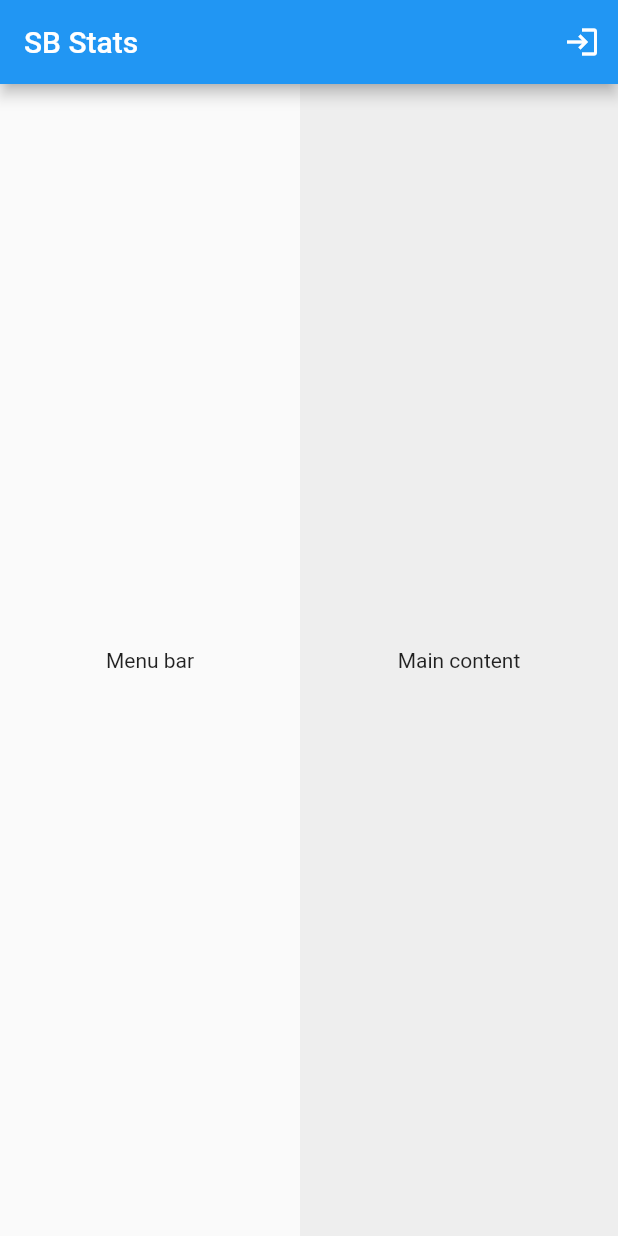
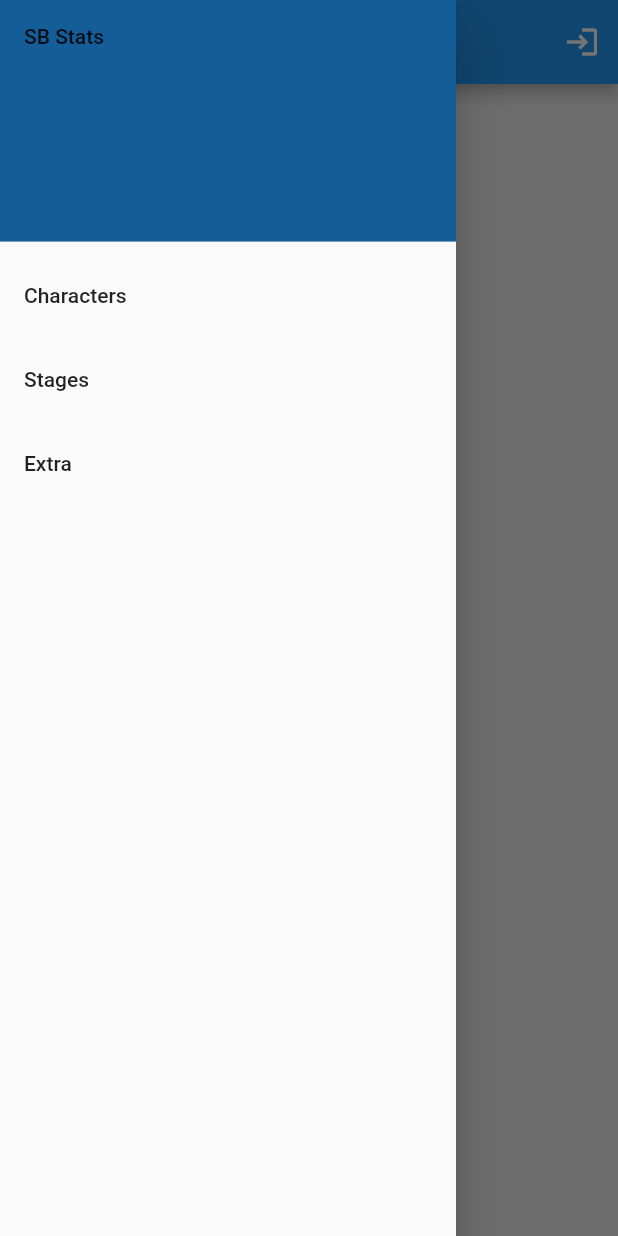
Before and after one commit to Affergot/Smash-Bros-Application, a Flutter app: the screen it shows after launch, with the side drawer open (before the commit the screen has no drawer), on a phone screen of 412 x 824 dp. Run offline on Flutter 3.47's test engine with Material 2 defaults, Android fonts, the phone set to English and light mode, and no system bars; our stand-ins replace firebase_auth, firebase_core; accounts and stored records are empty.

Commit message:
Update main.dart
Added a menu tab thing that works

```diff
--- a/ssbu_stats_app/lib/main.dart
+++ b/ssbu_stats_app/lib/main.dart
@@ -17,7 +17,7 @@ class MyApp extends StatelessWidget {
       theme: ThemeData(
         primarySwatch: Colors.blue,
       ),
-      home: HomePage(
+      home: const HomePage(
         title: '',
       ),
     );
@@ -45,21 +45,27 @@ class HomePage extends StatelessWidget {
           ),
         ],
       ),
+      drawer: Drawer(
+        child: ListView(
+          padding: EdgeInsets.zero,
+          children: [
+            const DrawerHeader(
+              decoration:
+                  BoxDecoration(color: Color.fromARGB(255, 20, 93, 153)),
+              child: Text('SB Stats'),
+            ),
+            ListTile(title: const Text("Characters"), onTap: () {}),
+            ListTile(title: const Text("Stages"), onTap: () {}),
+            ListTile(title: const Text("Extra"), onTap: () {}),
+          ],
+        ),
+      ),
       body: Row(
         children: [
-          Container(
-            width: 200,
-            child: Column(
-              mainAxisAlignment: MainAxisAlignment.center,
-              children: [
-                Text('Menu bar'),
-              ],
-            ),
-          ),
           Expanded(
             child: Container(
               color: Colors.grey[200],
-              child: Center(
+              child: const Center(
                 child: Text('Main content'),
               ),
             ),
@@ -90,7 +96,7 @@ class _LoginPageState extends State<LoginPage> {
       // Login successful, navigate to home screen
       Navigator.pushReplacement(
         context,
-        MaterialPageRoute(builder: (context) => HomePage()),
+        MaterialPageRoute(builder: (context) => const HomePage()),
       );
     } on FirebaseAuthException catch (e) {
       if (e.code == 'user-not-found') {
@@ -105,10 +111,10 @@ class _LoginPageState extends State<LoginPage> {
   Widget build(BuildContext context) {
     return Scaffold(
       appBar: AppBar(
-        title: Text('Login'),
+        title: const Text('Login'),
       ),
       body: Padding(
-        padding: EdgeInsets.all(16),
+        padding: const EdgeInsets.all(16),
         child: Form(
           key: _formKey,
           child: Column(
@@ -116,7 +122,7 @@ class _LoginPageState extends State<LoginPage> {
             children: [
               TextFormField(
                 controller: _emailController,
-                decoration: InputDecoration(labelText: 'Email'),
+                decoration: const InputDecoration(labelText: 'Email'),
                 validator: (value) {
                   if (value?.isEmpty ?? true) {
                     return 'Please enter your email';
@@ -124,10 +130,10 @@ class _LoginPageState extends State<LoginPage> {
                   return null;
                 },
               ),
-              SizedBox(height: 16),
+              const SizedBox(height: 16),
               TextFormField(
                 controller: _passwordController,
-                decoration: InputDecoration(labelText: 'Password'),
+                decoration: const InputDecoration(labelText: 'Password'),
                 obscureText: true,
                 validator: (value) {
                   if (value?.isEmpty ?? true) {
@@ -136,12 +142,12 @@ class _LoginPageState extends State<LoginPage> {
                   return null;
                 },
               ),
-              SizedBox(height: 16),
+              const SizedBox(height: 16),
               ElevatedButton(
-                child: Text('Login'),
+                child: const Text('Login'),
                 onPressed: () {
                   if (_formKey.currentState!.validate()) {
-                    _login();
+                    //_login();
                   }
                 },
               ),
```
